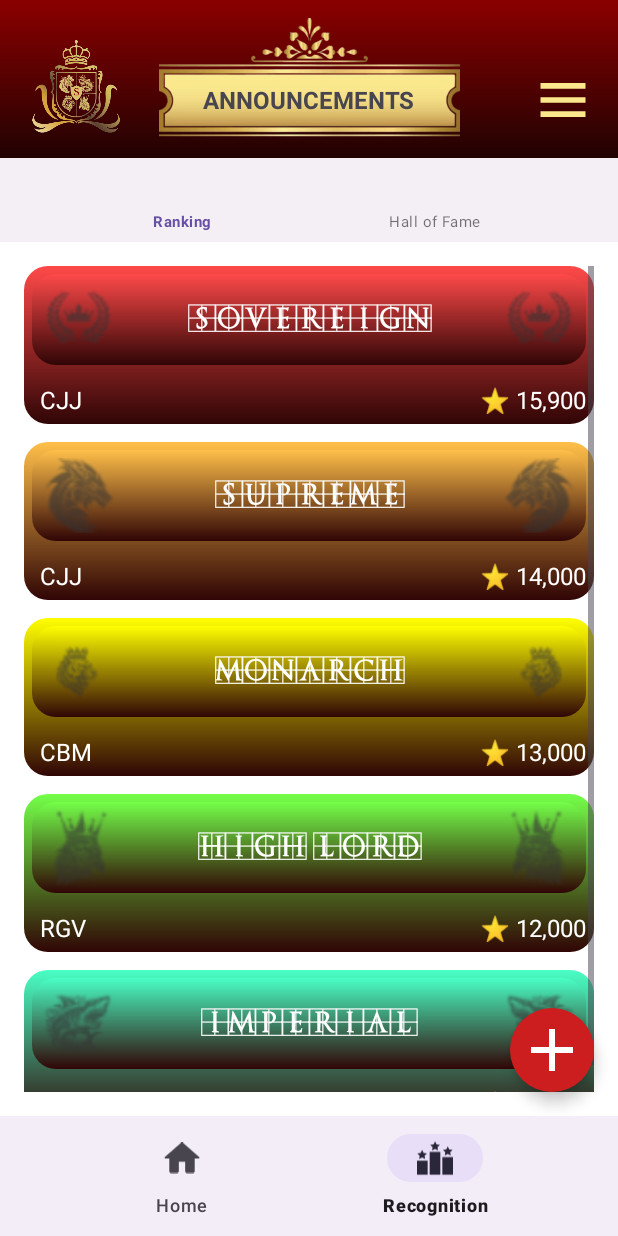
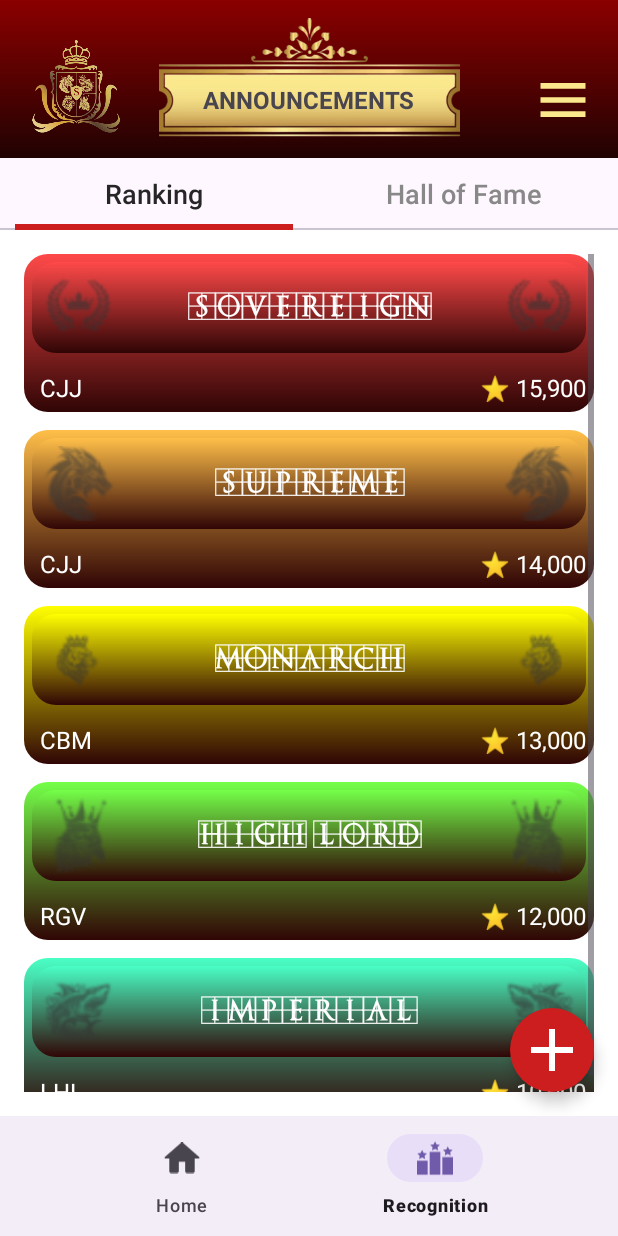
Before and after one commit to IanDude/Sovereign, an Android app: the MainActivity screen opened directly, with no data from a screen before it, item 2 of the bottom bar chosen, on a phone screen of 412 x 824 dp. Run offline under Robolectric (Android 15) with nearby library versions, the phone set to English and light mode, and no system bars.

Commit message:
fix recognition top navbar design, adjust icon size of bottom navbar

```diff
--- a/app/src/main/java/com/example/sovereign/RecognitionFragment.java
+++ b/app/src/main/java/com/example/sovereign/RecognitionFragment.java
@@ -11,6 +11,7 @@ import android.view.LayoutInflater;
 import android.view.View;
 import android.view.ViewGroup;
 import com.example.sovereign.databinding.FragmentRecognitionBinding;
+import com.google.android.material.tabs.TabLayout;
 
 public class RecognitionFragment extends Fragment {
     private FragmentRecognitionBinding binding;
@@ -23,16 +24,31 @@ public class RecognitionFragment extends Fragment {
     public void onViewCreated(@NonNull View view, @Nullable Bundle savedInstanceState) {
         super.onViewCreated(view, savedInstanceState);
         changeFragment(new RankingFragment());
-        binding.recognitionTopMenu.setOnItemSelectedListener(item -> {
-            int id = item.getItemId();
-            if (id == R.id.ranking){
-                changeFragment(new RankingFragment());
-            }else if(id == R.id.HOF){
-                changeFragment(new HOFFragment());
+
+        // Use the correct binding reference for your TabLayout
+        binding.tabrecognitionTopMenu.addOnTabSelectedListener(new TabLayout.OnTabSelectedListener() {
+            @Override
+            public void onTabSelected(TabLayout.Tab tab) {
+                int position = tab.getPosition();
+                if (position == 0) { // Assuming the first tab corresponds to Ranking
+                    changeFragment(new RankingFragment());
+                } else if (position == 1) { // Assuming the second tab corresponds to HOF
+                    changeFragment(new HOFFragment());
+                }
             }
-            return true;
+
+            @Override
+            public void onTabUnselected(TabLayout.Tab tab) {
+                // Optional: Handle tab unselected state if needed
+            }
+
+            @Override
+            public void onTabReselected(TabLayout.Tab tab) {
+                // Optional: Handle tab reselected state if needed
+            }
         });
     }
+
 
     private void changeFragment (Fragment fragment){
         FragmentManager fragmentManager = requireActivity().getSupportFragmentManager();
--- a/app/src/main/res/layout/activity_main.xml
+++ b/app/src/main/res/layout/activity_main.xml
@@ -107,15 +107,16 @@
 
     <com.google.android.material.bottomnavigation.BottomNavigationView
         android:id="@+id/bottomNavigationMenu"
-        android:layout_width="0dp"
-        android:layout_height="80dp"
-        android:paddingBottom="0dp"
+        android:layout_width="match_parent"
+        android:layout_height="wrap_content"
         app:layout_constraintBottom_toBottomOf="parent"
         app:layout_constraintEnd_toEndOf="parent"
         app:layout_constraintHorizontal_bias="1.0"
         app:layout_constraintStart_toStartOf="parent"
         app:layout_constraintTop_toBottomOf="@+id/Mainlayout"
         app:menu="@menu/bottom_navigation_menu"
+        app:itemIconSize="24dp"
+        app:itemIconTint="@null"
         tools:ignore="VisualLintBottomNav" />
 
 </androidx.constraintlayout.widget.ConstraintLayout>
--- a/app/src/main/res/layout/fragment_recognition.xml
+++ b/app/src/main/res/layout/fragment_recognition.xml
@@ -7,25 +7,60 @@
     tools:context="com.example.sovereign.RecognitionFragment"
     android:id="@+id/Recognition">
 
-    <!-- Flexible BottomNavigationView -->
-    <com.google.android.material.bottomnavigation.BottomNavigationView
-        android:id="@+id/recognition_top_menu"
+<!--    &lt;!&ndash; Top NavigationView &ndash;&gt;-->
+<!--    <com.google.android.material.bottomnavigation.BottomNavigationView-->
+<!--        android:id="@+id/recognition_top_menu"-->
+<!--        android:layout_width="0dp"-->
+<!--        android:layout_height="wrap_content"-->
+<!--        app:layout_constraintStart_toStartOf="parent"-->
+<!--        app:layout_constraintEnd_toEndOf="parent"-->
+<!--        app:layout_constraintTop_toTopOf="parent"-->
+<!--        app:menu="@menu/recognition_top_navigation_menu"-->
+<!--        style="@style/CustomBottomNavigationView"-->
+<!--        android:background="#F4EFF4"-->
+<!--        />-->
+
+
+    <com.google.android.material.tabs.TabLayout
+        android:id="@+id/tabrecognition_top_menu"
         android:layout_width="0dp"
         android:layout_height="wrap_content"
+        app:layout_constraintEnd_toEndOf="parent"
+        app:layout_constraintHorizontal_bias="0.0"
+
+
         app:layout_constraintStart_toStartOf="parent"
-        app:layout_constraintEnd_toEndOf="parent"
         app:layout_constraintTop_toTopOf="parent"
-        app:menu="@menu/recognition_top_navigation_menu"
-        style="@style/CustomBottomNavigationView"
-        android:background="#F4EFF4"
-        />
+        app:tabIndicator="@drawable/custom_tab_indicator"
+        app:tabIndicatorColor="@color/theme_color"
+        app:tabIndicatorHeight="4dp"
+
+        app:tabSelectedTextColor="@color/tab_active"
+        app:tabTextAppearance="@style/CustomTabText"
+        app:tabTextColor="@color/tab_inactive">
+
+        <com.google.android.material.tabs.TabItem
+            android:layout_width="wrap_content"
+            android:layout_height="wrap_content"
+            android:text="@string/ranking" />
+
+        <com.google.android.material.tabs.TabItem
+            android:layout_width="wrap_content"
+            android:layout_height="wrap_content"
+            android:text="@string/HallOfFame_title" />
+
+    </com.google.android.material.tabs.TabLayout>
+
+
+
+
 
     <!-- Content FrameLayout -->
     <FrameLayout
         android:id="@+id/recognition_layout"
         android:layout_width="0dp"
         android:layout_height="0dp"
-        app:layout_constraintTop_toBottomOf="@id/recognition_top_menu"
+        app:layout_constraintTop_toBottomOf="@id/tabrecognition_top_menu"
         app:layout_constraintBottom_toBottomOf="parent"
         app:layout_constraintStart_toStartOf="parent"
         app:layout_constraintEnd_toEndOf="parent"
--- a/app/src/main/res/values/strings.xml
+++ b/app/src/main/res/values/strings.xml
@@ -12,5 +12,6 @@
     <string name="post">Post</string>
     <string name="clan">Clan</string>
     <string name="kingdom">Kingdom</string>
+    <string name="ranking">Ranking</string>
 
 </resources>
```
